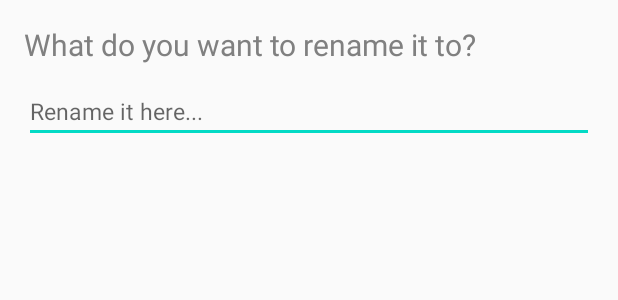
After one commit to SV1906/Android_1_NotesMaker, an Android app: the layout rename_dialog.xml on its own in the app's theme, with its tools: preview values and no code run, on a phone screen of 412 x 824 dp. The commit adds this screen. Shown: the top 300 px of the screen. Run offline under Robolectric (Android 15) with nearby library versions, the phone set to English and light mode, and no system bars.

Commit message:
Added Share, Rename, Delete drop down menu

```diff
--- /dev/null
+++ b/app/src/main/res/layout/rename_dialog.xml
@@ -0,0 +1,27 @@
+<?xml version="1.0" encoding="utf-8"?>
+<RelativeLayout
+    xmlns:android="http://schemas.android.com/apk/res/android" android:layout_width="match_parent"
+    android:layout_height="wrap_content"
+    android:padding="16dp">
+
+
+    <TextView
+        android:id="@+id/rename_text"
+        android:layout_width="match_parent"
+        android:layout_height="wrap_content"
+        android:text="What do you want to rename it to?"
+        android:textSize="20dp"
+        android:textColor="@color/half_black"
+        />
+
+    <EditText
+        android:id="@+id/rename_edit"
+        android:layout_width="match_parent"
+        android:layout_height="wrap_content"
+        android:ems="10"
+        android:layout_below="@+id/rename_text"
+        android:layout_marginTop="10dp"
+        android:textSize="15dp"
+        android:hint="Rename it here..." />
+
+</RelativeLayout>
--- /dev/null
+++ b/app/src/main/res/xml/provider_paths.xml
@@ -0,0 +1,4 @@
+<?xml version="1.0" encoding="utf-8"?>
+<paths xmlns:android="http://schemas.android.com/apk/res/android">
+    <external-path name="external_files" path="."/>
+</paths>
```
Also changed, not shown: app/src/main/AndroidManifest.xml (+11 -0 lines), app/src/main/java/com/example/notesmaker/NotesActivity.java (+49 -0 lines), app/src/main/java/com/example/notesmaker/PdfListAdapter.java (+38 -6 lines), app/src/main/res/layout/pdf_list_item.xml (+4 -4 lines), app/src/main/res/menu/pop_up_menu.xml (added, +11 -0 lines), app/src/main/res/drawable-v24/dot.png (added).
